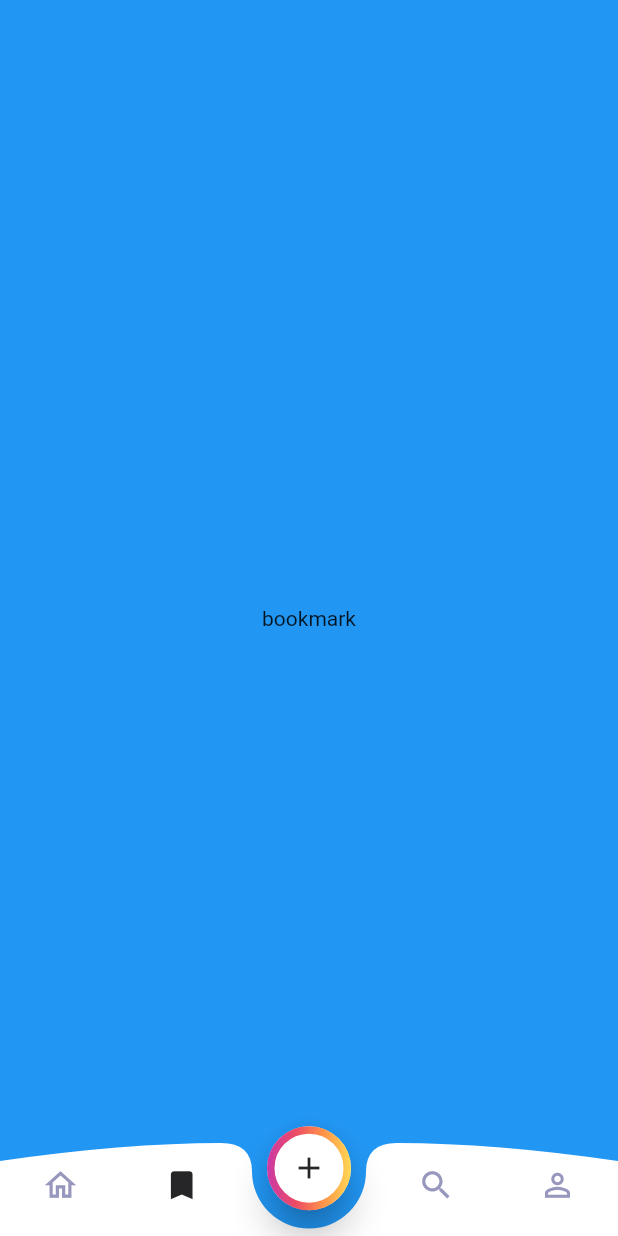
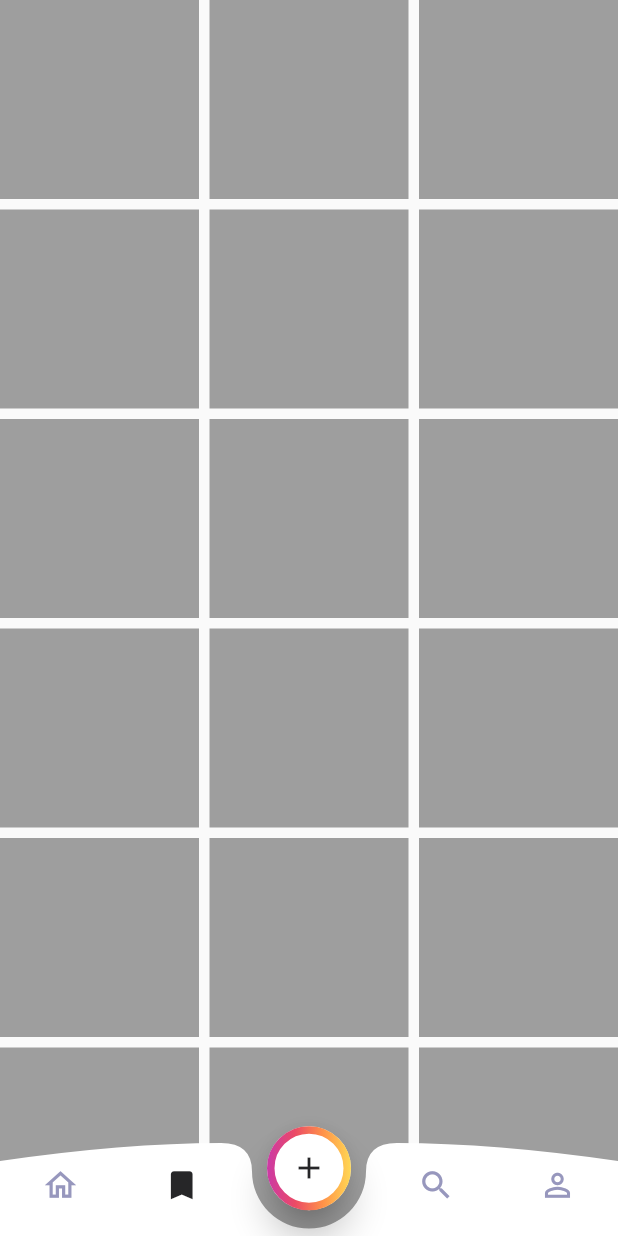
Before and after one commit to rim4j/instagram_clone, a Flutter app: the MainWrapper screen opened by its route, swiped to page 2, on a phone screen of 412 x 824 dp. Run offline on Flutter 3.47's test engine with Material 2 defaults, Android fonts, the phone set to English and light mode, and no system bars; our stand-ins replace bloc, cached_network_image, equatable, flutter_bloc, flutter_spinkit, flutter_staggered_animations and 7 more; network calls fail.

Commit message:
create drawer ui and bookmark page ui

```diff
--- a/lib/common/widgets/main_wrapper.dart
+++ b/lib/common/widgets/main_wrapper.dart
@@ -1,13 +1,10 @@
 import 'package:flutter/material.dart';
 import 'package:flutter_bloc/flutter_bloc.dart';
-import 'package:flutter_svg/svg.dart';
-import 'package:font_awesome_flutter/font_awesome_flutter.dart';
 import 'package:instagram_clone/common/bloc/bottom_nav.dart';
-import 'package:instagram_clone/common/constants/dimens.dart';
-import 'package:instagram_clone/common/constants/images.dart';
 import 'package:instagram_clone/common/widgets/bottom_nav.dart';
-import 'package:instagram_clone/config/theme/app_styles.dart';
-import 'package:instagram_clone/features/auth/presentation/pages/account_page.dart';
+// import 'package:instagram_clone/config/theme/app_styles.dart';
+import 'package:instagram_clone/features/profile/presentation/pages/profile_page.dart';
+import 'package:instagram_clone/features/bookmark/presentation/pages/bookmark_page.dart';
 import 'package:instagram_clone/features/home/presentation/pages/home_page.dart';
 import 'package:instagram_clone/features/home/presentation/pages/search_page.dart';
 
@@ -17,18 +14,13 @@ class MainWrapper extends StatelessWidget {
   @override
   Widget build(BuildContext context) {
     ColorScheme colorScheme = Theme.of(context).colorScheme;
-    Size size = MediaQuery.of(context).size;
-    AppFontSize appFontSize = AppFontSize(size: size);
+    // Size size = MediaQuery.of(context).size;
+    // AppFontSize appFontSize = AppFontSize(size: size);
     PageController pageController = PageController();
 
     List<Widget> pages = [
       const HomePage(),
-      Container(
-        color: Colors.blue,
-        child: const Center(
-          child: Text("bookmark"),
-        ),
-      ),
+      const BookmarkPage(),
       Container(
         color: Colors.red,
         child: const Center(
@@ -36,7 +28,7 @@ class MainWrapper extends StatelessWidget {
         ),
       ),
       const SearchPage(),
-      const AccountPage(),
+      const ProfilePage(),
     ];
 
     return Scaffold(
--- a/lib/config/routes/on_generate_route.dart
+++ b/lib/config/routes/on_generate_route.dart
@@ -5,6 +5,7 @@ import 'package:instagram_clone/config/theme/app_styles.dart';
 import 'package:instagram_clone/features/auth/presentation/pages/login_page.dart';
 import 'package:instagram_clone/features/auth/presentation/pages/register_page.dart';
 import 'package:instagram_clone/features/home/presentation/pages/post_details_page.dart';
+import 'package:instagram_clone/features/profile/presentation/pages/edit_profile_page.dart';
 
 class OnGenerateRoute {
   OnGenerateRoute._();
@@ -22,6 +23,9 @@ class OnGenerateRoute {
         return routeBuilder(const RegisterPage());
       case RouteNames.postDetailsPage:
         return routeBuilder(const PostDetailsPage());
+
+      case RouteNames.editProfilePage:
+        return routeBuilder(const EditProfilePage());
 
       default:
         return routeBuilder(const NoPageFound());
--- a/lib/config/routes/route_names.dart
+++ b/lib/config/routes/route_names.dart
@@ -4,4 +4,5 @@ class RouteNames {
   static const loginPage = "loginPage";
   static const mainWrapper = "mainWrapper";
   static const postDetailsPage = "postDetailsPage";
+  static const editProfilePage = "editProfilePage";
 }
--- /dev/null
+++ b/lib/features/bookmark/presentation/pages/bookmark_page.dart
@@ -0,0 +1,46 @@
+import 'package:flutter/material.dart';
+import 'package:flutter_staggered_animations/flutter_staggered_animations.dart';
+import 'package:flutter_staggered_grid_view/flutter_staggered_grid_view.dart';
+
+class BookmarkPage extends StatelessWidget {
+  const BookmarkPage({super.key});
+
+  @override
+  Widget build(BuildContext context) {
+    return Scaffold(
+      body: SafeArea(
+        child: AnimationLimiter(
+          child: GridView.custom(
+            gridDelegate: SliverQuiltedGridDelegate(
+                mainAxisSpacing: 7,
+                crossAxisSpacing: 7,
+                crossAxisCount: 3,
+                pattern: [
+                  const QuiltedGridTile(1, 1),
+                  const QuiltedGridTile(1, 1),
+                  const QuiltedGridTile(1, 1),
+                ]),
+            childrenDelegate: SliverChildBuilderDelegate(
+              childCount: 20,
+              (context, index) {
+                return AnimationConfiguration.staggeredGrid(
+                  position: index,
+                  columnCount: 3,
+                  duration: const Duration(seconds: 1),
+                  child: FadeInAnimation(
+                    child: ScaleAnimation(
+                      //check last index list for padding from bottom
+                      child: Container(
+                        color: Colors.grey,
+                      ),
+                    ),
+                  ),
+                );
+              },
+            ),
+          ),
+        ),
+      ),
+    );
+  }
+}
```
Also changed, not shown: lib/features/profile/presentation/pages/edit_profile_page.dart (added, +14 -0 lines), lib/features/profile/presentation/pages/profile_page.dart (renamed from lib/features/auth/presentation/pages/account_page.dart, +82 -7 lines).
